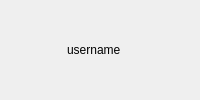
Qt form Components/Delegates/chatdelegate.ui (saeedsamimi/InLink) before a commit.
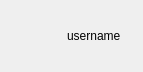
The same form after that commit.

Patch:
```diff
--- a/Components/Delegates/chatdelegate.ui
+++ b/Components/Delegates/chatdelegate.ui
@@ -2,6 +2,14 @@
 <ui version="4.0">
  <class>ChatDelegate</class>
  <widget class="QWidget" name="ChatDelegate">
+  <property name="geometry">
+   <rect>
+    <x>0</x>
+    <y>0</y>
+    <width>143</width>
+    <height>72</height>
+   </rect>
+  </property>
   <property name="windowTitle">
    <string>Form</string>
   </property>
@@ -26,6 +34,11 @@
        <height>50</height>
       </size>
      </property>
+     <property name="font">
+      <font>
+       <pointsize>5</pointsize>
+      </font>
+     </property>
      <property name="text">
       <string/>
      </property>
```
